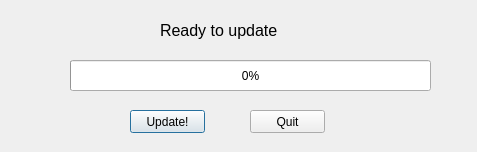
This is main.ui in ilkkayli/Pip-Updater as Qt 5 draws it before an edit. The edited form follows.
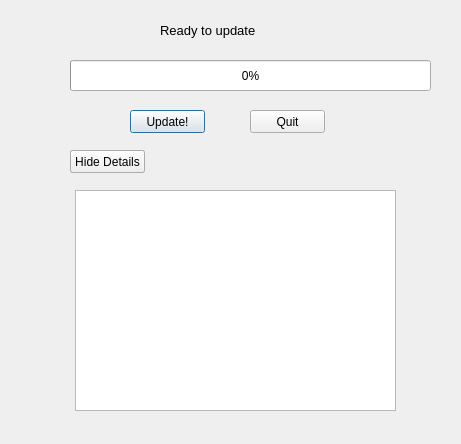
This is the edited form.

Commit message: Added QTextBrowser widget for viewing details of the process.

The edit to the form file:
```diff
--- a/main.ui
+++ b/main.ui
@@ -6,8 +6,8 @@
    <rect>
     <x>0</x>
     <y>0</y>
-    <width>477</width>
-    <height>152</height>
+    <width>461</width>
+    <height>444</height>
    </rect>
   </property>
   <property name="windowTitle">
@@ -63,13 +63,52 @@
    </property>
    <property name="font">
     <font>
-     <pointsize>12</pointsize>
+     <pointsize>10</pointsize>
     </font>
    </property>
    <property name="text">
     <string>Ready to update</string>
    </property>
   </widget>
+  <widget class="QTextBrowser" name="textBrowser">
+   <property name="geometry">
+    <rect>
+     <x>75</x>
+     <y>190</y>
+     <width>321</width>
+     <height>221</height>
+    </rect>
+   </property>
+  </widget>
+  <widget class="QPushButton" name="showDetailsButton">
+   <property name="geometry">
+    <rect>
+     <x>70</x>
+     <y>150</y>
+     <width>75</width>
+     <height>23</height>
+    </rect>
+   </property>
+   <property name="focusPolicy">
+    <enum>Qt::NoFocus</enum>
+   </property>
+   <property name="text">
+    <string>Details</string>
+   </property>
+  </widget>
+  <widget class="QPushButton" name="hideDetailsButton">
+   <property name="geometry">
+    <rect>
+     <x>70</x>
+     <y>150</y>
+     <width>75</width>
+     <height>23</height>
+    </rect>
+   </property>
+   <property name="text">
+    <string>Hide Details</string>
+   </property>
+  </widget>
  </widget>
  <resources/>
  <connections/>
```
The commit also changes 2 other files.
